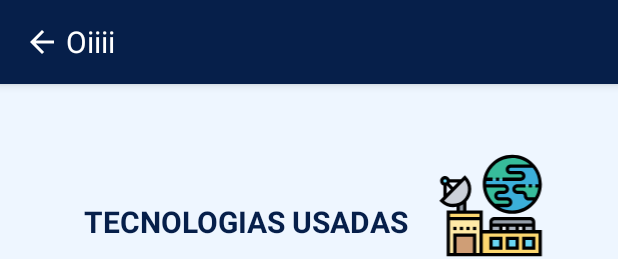
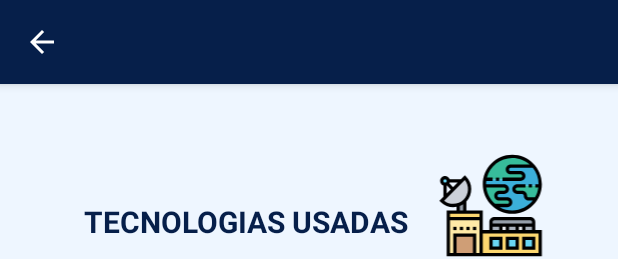
Before and after one commit to davihenrique05/cyberspace-info, an Android app: the layout fragment_tecnologias_usadas.xml on its own in the app's theme, with its tools: preview values and no code run, on a phone screen of 412 x 824 dp. Shown: the top 259 px of the screen. Run offline under Robolectric (Android 15) with nearby library versions, the phone set to English and light mode, and no system bars.

Commit message:
Removendo frase teste da ActionBar

```diff
--- a/app/src/main/res/layout/fragment_tecnologias_usadas.xml
+++ b/app/src/main/res/layout/fragment_tecnologias_usadas.xml
@@ -25,7 +25,6 @@
                 android:layout_width="match_parent"
                 android:layout_height="wrap_content"
                 android:layout_marginStart="20dp"
-                android:text="Oiiii"
                 android:textColor="@color/colorWhite"
                 android:textSize="20sp" />
         </androidx.appcompat.widget.Toolbar>
--- a/app/src/main/res/values/styles.xml
+++ b/app/src/main/res/values/styles.xml
@@ -1,11 +1,13 @@
 <resources>
     <!-- Base application theme. -->
-    <style name="AppTheme" parent="Theme.MaterialComponents.Light.DarkActionBar">
+
+    <style name="AppTheme" parent="Theme.MaterialComponents.Light.NoActionBar">
         <!-- Customize your theme here. -->
         <item name="colorPrimary">@color/colorPrimaryDarkest</item>
         <item name="colorPrimaryDark">@color/colorPrimaryDark</item>
         <item name="colorAccent">@color/colorAccent</item>
     </style>
+
     <style name="AppThemeSplash" parent="Theme.MaterialComponents.Light.NoActionBar">
         <!-- Customize your theme here. -->
         <item name="colorPrimary">@color/colorPrimaryDarkest</item>
```
